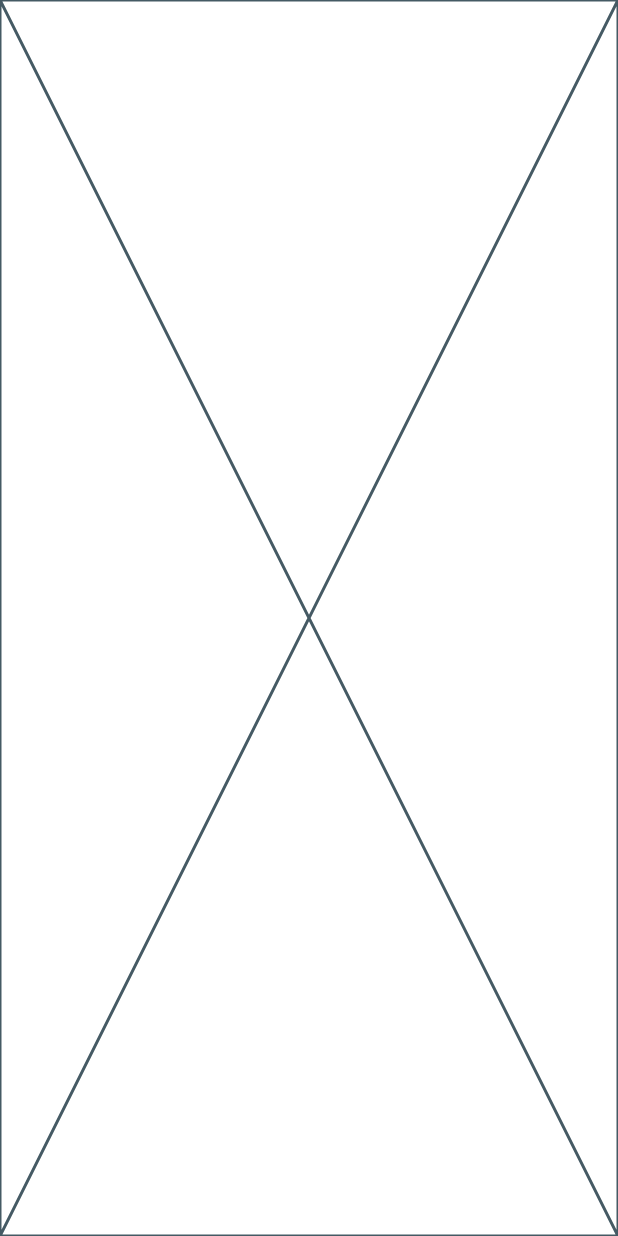
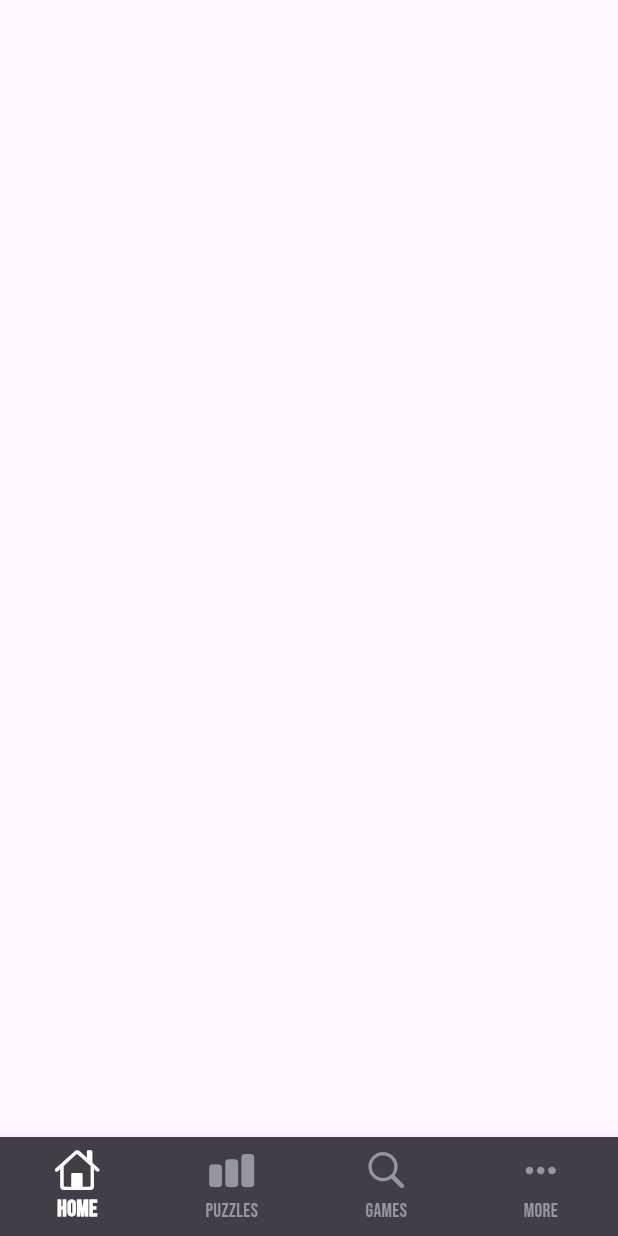
Before and after one commit to dancingmadman2/chess_vision, a Flutter app: the screen it shows after launch, on a phone screen of 412 x 824 dp. Run offline on Flutter 3.47's test engine with Material 3 defaults, Android fonts, the light colour scheme and no system bars; our stand-ins replace google_fonts.

Commit message:
0.0000000001

```diff
--- a/lib/main.dart
+++ b/lib/main.dart
@@ -1,18 +1,89 @@
-import 'package:chess_vision/screens/home_screen.dart';
+import 'package:chess_vision/styles.dart';
+import 'package:flutter/cupertino.dart';
 import 'package:flutter/material.dart';
+import 'package:flutter/services.dart';
+
+import 'screens/home_screen.dart';
 
 void main() {
-  runApp(const MyApp());
+  runApp(
+    const MyApp(),
+  );
 }
 
-class MyApp extends StatelessWidget {
+class MyApp extends StatefulWidget {
   const MyApp({super.key});
 
-  // This widget is the root of your application.
+  @override
+  State<MyApp> createState() => _MyAppState();
+}
+
+class _MyAppState extends State<MyApp> {
+  int selectedIndex = 0;
+  @override
+  void initState() {
+    super.initState();
+  }
+
+  @override
+  void dispose() {
+    super.dispose();
+  }
+
+  static final List<Widget> _screens = <Widget>[
+    const HomeScreen(),
+  ];
+
   @override
   Widget build(BuildContext context) {
-    return const MaterialApp(
-      home: HomeScreen(),
+    SystemChrome.setSystemUIOverlayStyle(
+      SystemUiOverlayStyle(
+          statusBarColor: Colors.transparent,
+          statusBarBrightness: Brightness.light,
+          statusBarIconBrightness: Brightness.dark,
+          systemNavigationBarColor: primary,
+          systemNavigationBarIconBrightness: Brightness.dark),
+    );
+    return MaterialApp(
+      home: Scaffold(
+
+          //wrap this with Stack and add NoConnection() widget
+          body: _screens.elementAt(selectedIndex),
+          bottomNavigationBar: BottomNavigationBar(
+            iconSize: 30,
+            type: BottomNavigationBarType.fixed,
+            backgroundColor: primary,
+            items: const <BottomNavigationBarItem>[
+              BottomNavigationBarItem(
+                icon: Icon(CupertinoIcons.home),
+                label: 'HOME',
+              ),
+              BottomNavigationBarItem(
+                icon: Icon(CupertinoIcons.chart_bar_fill),
+                label: 'PUZZLES',
+              ),
+              BottomNavigationBarItem(
+                icon: Icon(CupertinoIcons.search),
+                label: 'GAMES',
+              ),
+              BottomNavigationBarItem(
+                  icon: Icon(Icons.more_horiz), label: 'MORE')
+            ],
+            currentIndex: selectedIndex,
+            selectedItemColor: Colors.white,
+            unselectedItemColor: properGrey,
+            showUnselectedLabels: true,
+            showSelectedLabels: true,
+            unselectedLabelStyle: navUnselected,
+            selectedLabelStyle: navSelected,
+            onTap: _onTappedBar,
+          )),
     );
   }
+
+  void _onTappedBar(int value) {
+    setState(() {
+      selectedIndex = value;
+    });
+  }
 }
--- a/lib/screens/home_screen.dart
+++ b/lib/screens/home_screen.dart
@@ -10,6 +10,6 @@ class HomeScreen extends StatefulWidget {
 class _HomeScreenState extends State<HomeScreen> {
   @override
   Widget build(BuildContext context) {
-    return const Placeholder();
+    return const Scaffold();
   }
 }
--- /dev/null
+++ b/lib/styles.dart
@@ -0,0 +1,22 @@
+import 'package:flutter/material.dart';
+import 'package:google_fonts/google_fonts.dart';
+
+TextStyle navSelected = GoogleFonts.bebasNeue(
+    fontSize: 15, color: Colors.white, fontWeight: FontWeight.bold);
+TextStyle navUnselected = GoogleFonts.bebasNeue(
+  fontSize: 13,
+);
+
+Color lightGrey = const Color(0xFFe5e5e5);
+Color lightBlack = const Color(0xFF121212);
+Color darkGrey = const Color(0xFF757575);
+Color properRed = const Color(0xFFdc1a22);
+Color properGrey = const Color(0xFF96969E);
+Color properWhite = const Color(0xFFFAFAFA);
+Color skeleton = const Color(0xFFEBEBF4);
+
+Color background = const Color(0xFFF4F6F5);
+Color primary = const Color(0xFF433d48);
+Color secondary = const Color(0xFFcdd5d2);
+Color accent = const Color(0xFF746d63);
+Color textBlack = const Color(0xFF070808);
--- a/pubspec.yaml
+++ b/pubspec.yaml
@@ -35,6 +35,7 @@ dependencies:
   # The following adds the Cupertino Icons font to your application.
   # Use with the CupertinoIcons class for iOS style icons.
   cupertino_icons: ^1.0.2
+  google_fonts: ^6.1.0
 
 dev_dependencies:
   flutter_test:
@@ -57,6 +58,9 @@ flutter:
   # included with your application, so that you can use the icons in
   # the material Icons class.
   uses-material-design: true
+
+  assets:
+    - assets/images/
 
   # To add assets to your application, add an assets section, like this:
   # assets:
```
Also changed, not shown: pubspec.lock, 6 other files.
